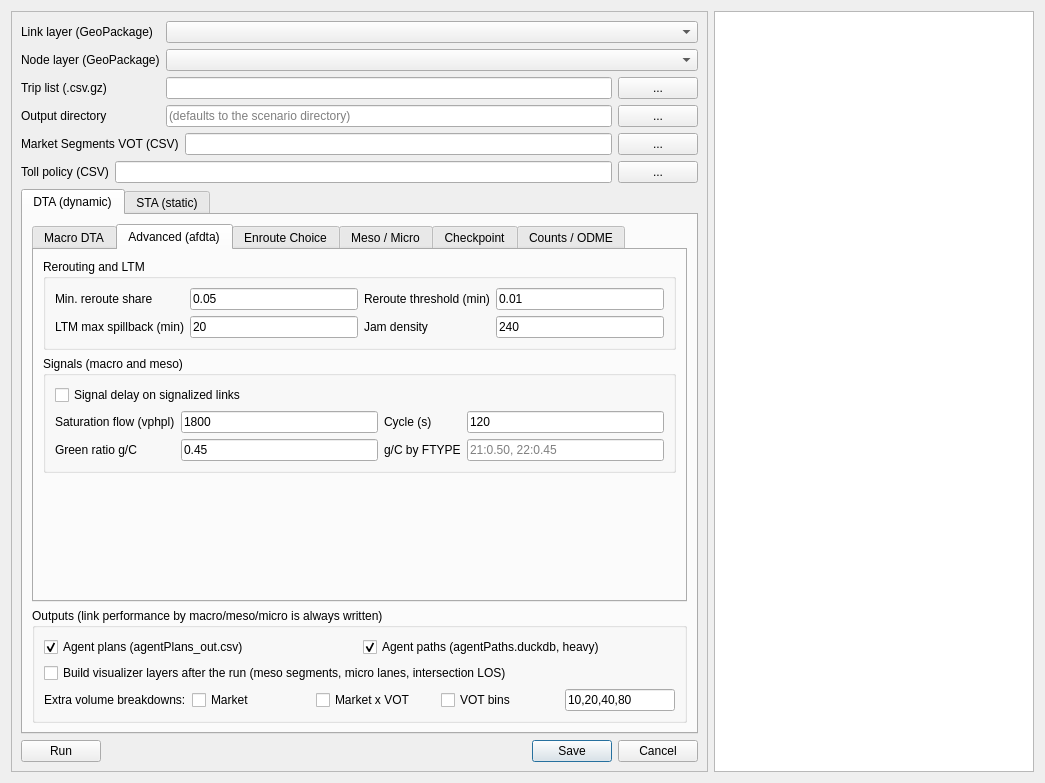
Old version of the form ui/hydra.ui in the repository TSMv6/tsm_panel.
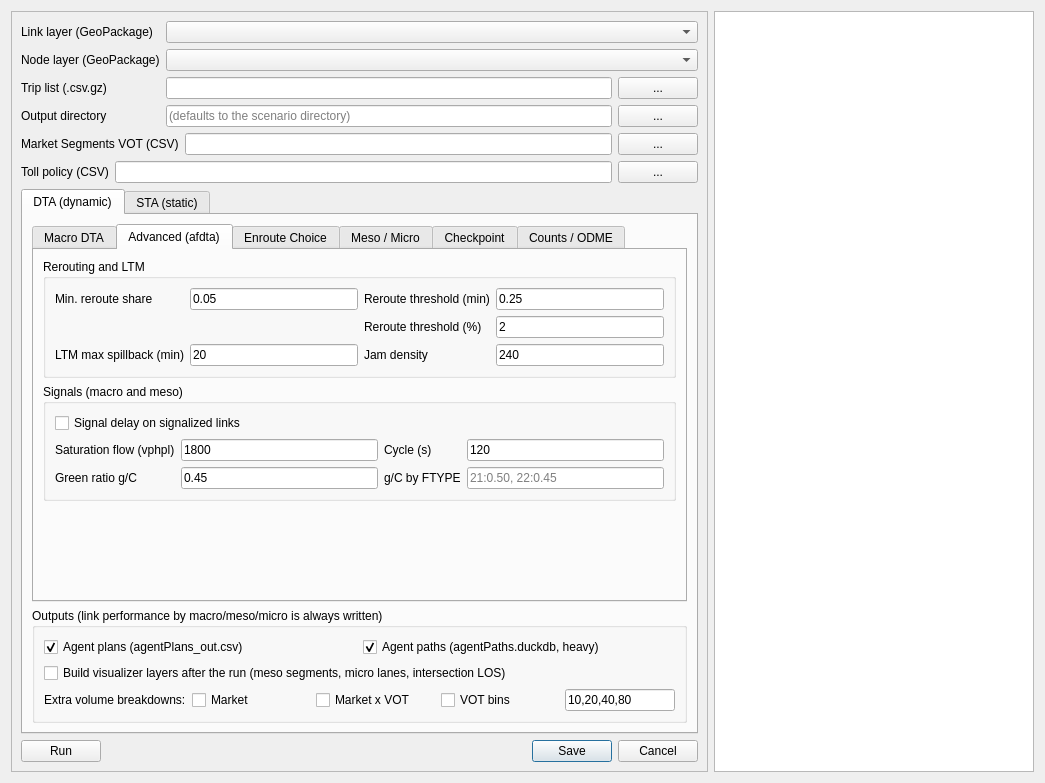
New version of the form. The open tabs and pages were chosen to show the change.

Commit message:
HyDRA: reroute band and time-only gap (2.84)
Advanced tab gains Reroute threshold (%) under the minutes threshold: a route
key switches only when its gap exceeds max(minutes, percent x best cost).
Defaults 0.25 min and 2%; a saved 0.01 (the old default) migrates to 0.25.
afdta (34d237d) logs rel_gap_time, the travel-time-only relative gap, beside
the generalized-cost rel_gap. HYDRA.md explains how the gap is measured.

What changed in the file:
```diff
--- a/ui/hydra.ui
+++ b/ui/hydra.ui
@@ -511,21 +511,38 @@
                  <item row="0" column="3">
                   <widget class="QLineEdit" name="lineEdit_RerouteThreshold">
                    <property name="text">
-                    <string>0.01</string>
+                    <string>0.25</string>
                    </property>
                    <property name="toolTip">
                     <string>REROUTE_THRESHOLD_MIN — a route key only adopts its new shortest path when that path beats its current one by more than this many minutes of generalized cost. Keys within the threshold count as stable (the stable % in the log). Stops paths from flipping between near-identical routes.</string>
                    </property>
                   </widget>
                  </item>
-                 <item row="1" column="0">
+                 <item row="1" column="2">
+                  <widget class="QLabel" name="label_rerouteThrPct">
+                   <property name="text">
+                    <string>Reroute threshold (%)</string>
+                   </property>
+                  </widget>
+                 </item>
+                 <item row="1" column="3">
+                  <widget class="QLineEdit" name="lineEdit_RerouteThresholdPct">
+                   <property name="text">
+                    <string>2</string>
+                   </property>
+                   <property name="toolTip">
+                    <string>REROUTE_THRESHOLD_PCT: the smallest gain, as a percent of the shortest path's generalized cost, for which a route key adopts it. A key switches only when its gap exceeds max(minutes above, this percent x best cost): with 0.25 min and 2%, a 10-minute trip needs 0.25 min, a 60-minute trip 1.2 min. 0 = minutes only. Keep the relative gap target above the band (e.g. 0.02 for 2%), or the run may stop at the iteration limit instead.</string>
+                   </property>
+                  </widget>
+                 </item>
+                 <item row="2" column="0">
                   <widget class="QLabel" name="label_spillback">
                    <property name="text">
                     <string>LTM max spillback (min)</string>
                    </property>
                   </widget>
                  </item>
-                 <item row="1" column="1">
+                 <item row="2" column="1">
                   <widget class="QLineEdit" name="lineEdit_LtmSpillback">
                    <property name="text">
                     <string>20</string>
@@ -535,14 +552,14 @@
                    </property>
                   </widget>
                  </item>
-                 <item row="1" column="2">
+                 <item row="2" column="2">
                   <widget class="QLabel" name="label_jam">
                    <property name="text">
                     <string>Jam density</string>
                    </property>
                   </widget>
                  </item>
-                 <item row="1" column="3">
+                 <item row="2" column="3">
                   <widget class="QLineEdit" name="lineEdit_JamDensity">
                    <property name="text">
                     <string>240</string>
```
Left out of the diff: 2 changed lines with no effect on the pictures. The commit also changes 5 other files.
